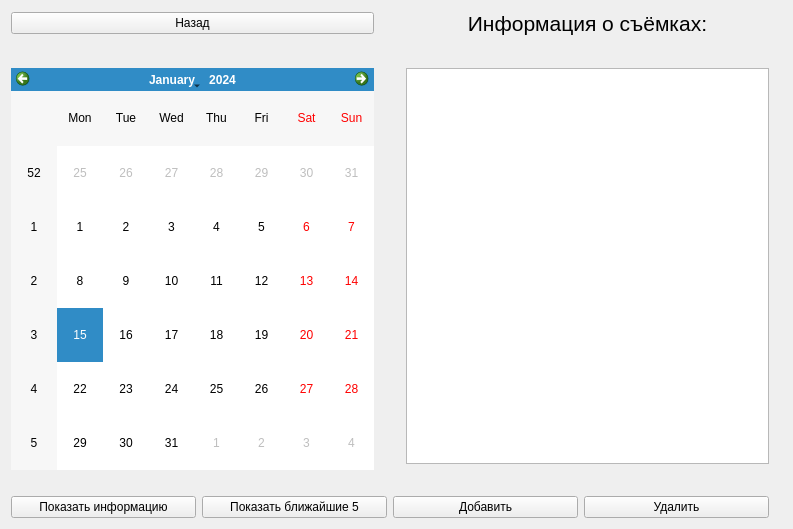
Gmel2004/ARM, file ARM_ACTOR/calendar.ui: the form before one commit.
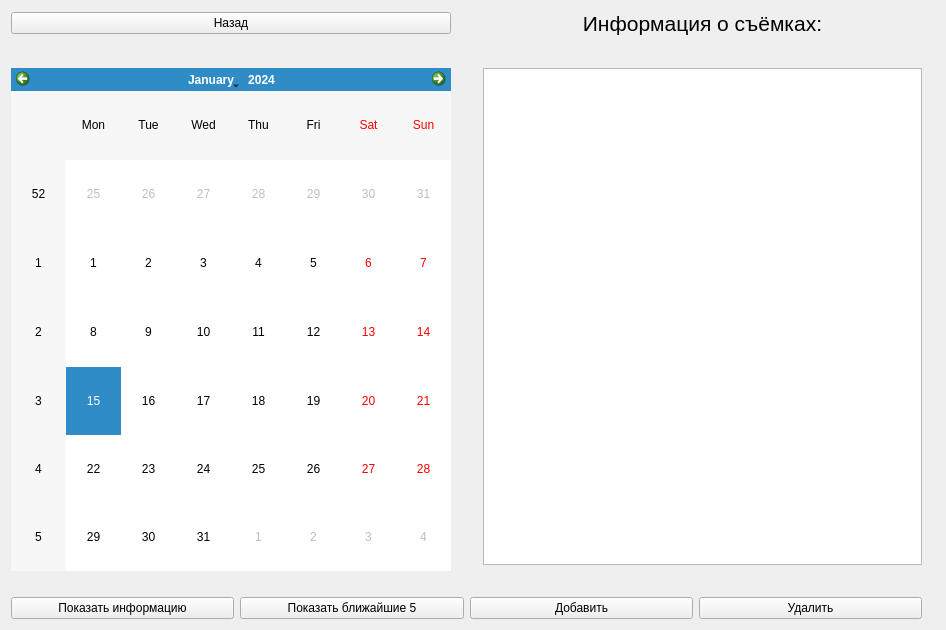
The form after the commit.

```diff
--- a/ARM_ACTOR/calendar.ui
+++ b/ARM_ACTOR/calendar.ui
@@ -6,8 +6,8 @@
    <rect>
     <x>0</x>
     <y>0</y>
-    <width>793</width>
-    <height>529</height>
+    <width>946</width>
+    <height>630</height>
    </rect>
   </property>
   <property name="windowTitle">
```
